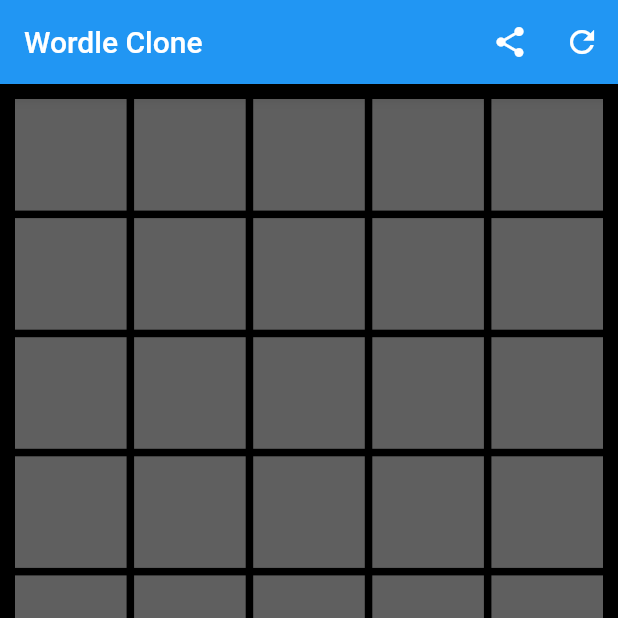
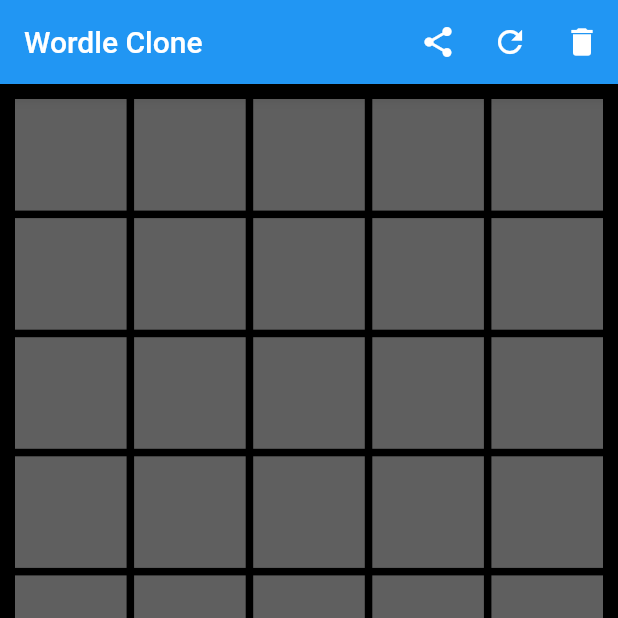
Before and after one commit to chapel582/wordle_clone, a Flutter app: the screen it shows after launch, on a phone screen of 412 x 824 dp, the top half of it. Run offline on Flutter 3.47's test engine with Material 2 defaults, Android fonts, the phone set to English and light mode, and no system bars; our stand-ins replace shared_preferences; project files that could hold a hidden picture were left out.

Commit message:
added way to delete your old game records

```diff
--- a/lib/main.dart
+++ b/lib/main.dart
@@ -183,6 +183,12 @@ class _LetterGridState extends State<LetterGrid> {
     super.dispose();
   }
 
+  void _deleteRecord() async{
+    final prefs = await SharedPreferences.getInstance();
+    prefs.clear();
+    _updateCanPlay();
+  }
+
   void _copyResults() {
     copyResults(guessState);
   }
@@ -337,7 +343,12 @@ class _LetterGridState extends State<LetterGrid> {
           IconButton(
               icon: const Icon(Icons.refresh),
               onPressed: _updateCanPlay,
-              tooltip: 'Check for new game'),
+              tooltip: 'Check for new game',),
+          IconButton(
+            icon: const Icon(Icons.delete),
+            onPressed: _deleteRecord,
+            tooltip: 'Delete game records'
+          )
         ],
       ),
       backgroundColor: Color(0xFF000000),
```
